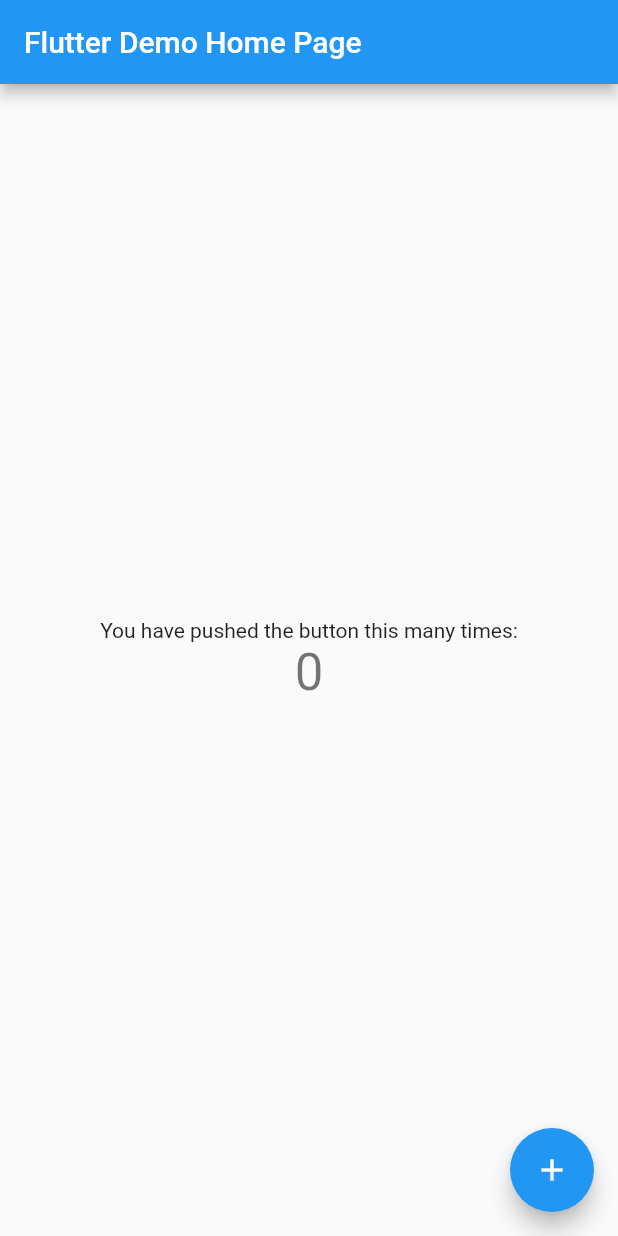
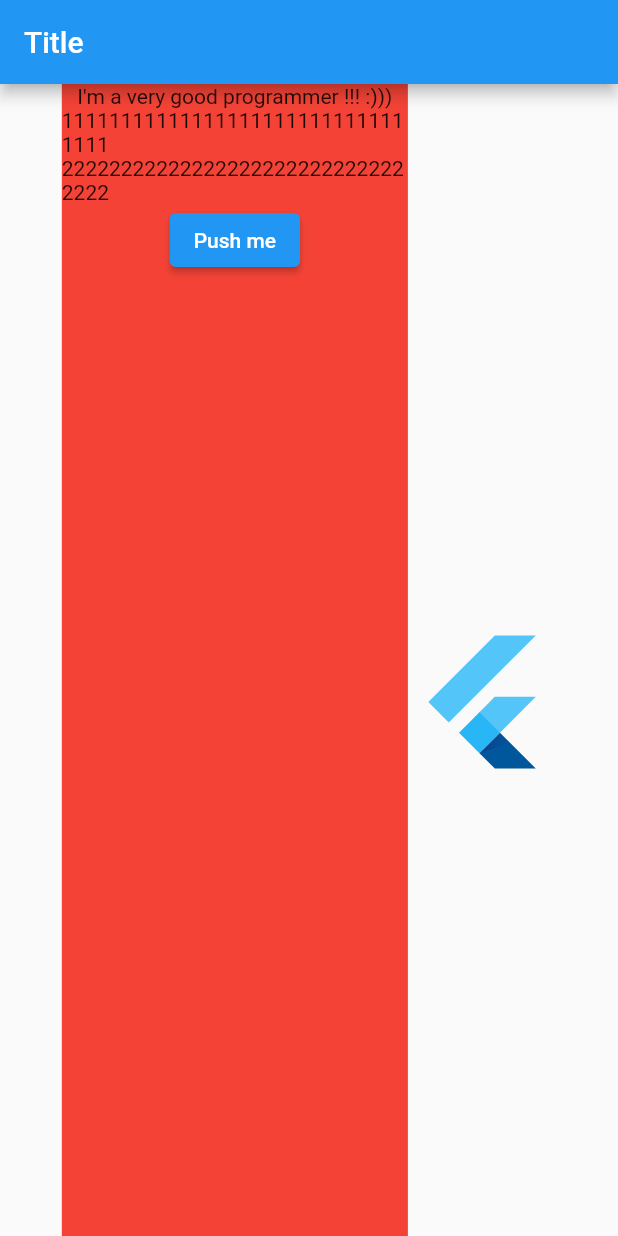
Before and after one commit to rubydenial/flutter_web, a Flutter app: the screen it shows after launch, on a phone screen of 412 x 824 dp. Run offline on Flutter 3.47's test engine with Material 2 defaults, Android fonts, the phone set to English and light mode, and no system bars.

Commit message:
add file desctop_view.dart

```diff
--- /dev/null
+++ b/lib/desctop/desctop_view.dart
@@ -0,0 +1,45 @@
+import 'package:flutter/material.dart';
+
+class DesctopView extends StatelessWidget {
+  const DesctopView({Key? key}) : super(key: key);
+
+  @override
+  Widget build(BuildContext context) {
+    final s = MediaQuery.of(context).size;
+    return Scaffold(
+      appBar: AppBar(
+        title: const Text('Title'),
+      ),
+      body: SingleChildScrollView(
+        child: Padding(
+          padding: EdgeInsets.symmetric(horizontal: s.width * 0.1),
+          child: Column(
+            children: <Widget>[
+              Row(
+                children: [
+                  Container(
+                    height: s.height,
+                    width: (s.width - (s.width * 0.2)) * 0.70,
+                    color: Colors.red,
+                    child: Column(
+                      children: [
+                        const Text('I\'m a very good programmer !!! :)))'),
+                        const Text('111111111111111111111111111111111'),
+                        const Text('222222222222222222222222222222222'),
+                        ElevatedButton(
+                          child: const Text('Push me'),
+                          onPressed: () {},
+                        )
+                      ],
+                    ),
+                  ),
+                  FlutterLogo(size: (s.width - (s.width * 0.2)) * 0.30),
+                ],
+              ),
+            ],
+          ),
+        ),
+      ),
+    );
+  }
+}
--- a/lib/main.dart
+++ b/lib/main.dart
@@ -1,4 +1,5 @@
 import 'package:flutter/material.dart';
+import 'package:flutter_web/desctop/desctop_view.dart';
 
 void main() {
   runApp(const MyApp());
@@ -7,109 +8,15 @@ void main() {
 class MyApp extends StatelessWidget {
   const MyApp({Key? key}) : super(key: key);
 
-  // This widget is the root of your application.
   @override
   Widget build(BuildContext context) {
     return MaterialApp(
-      title: 'Flutter Demo',
+      title: 'Flutter Web App',
+      debugShowCheckedModeBanner: false,
       theme: ThemeData(
-        // This is the theme of your application.
-        //
-        // Try running your application with "flutter run". You'll see the
-        // application has a blue toolbar. Then, without quitting the app, try
-        // changing the primarySwatch below to Colors.green and then invoke
-        // "hot reload" (press "r" in the console where you ran "flutter run",
-        // or simply save your changes to "hot reload" in a Flutter IDE).
-        // Notice that the counter didn't reset back to zero; the application
-        // is not restarted.
-        primarySwatch: Colors.blue,
-      ),
-      home: const MyHomePage(title: 'Flutter Demo Home Page'),
+          primarySwatch: Colors.blue,
+          visualDensity: VisualDensity.adaptivePlatformDensity),
+      home: const DesctopView(),
     );
   }
 }
-
-class MyHomePage extends StatefulWidget {
-  const MyHomePage({Key? key, required this.title}) : super(key: key);
-
-  // This widget is the home page of your application. It is stateful, meaning
-  // that it has a State object (defined below) that contains fields that affect
-  // how it looks.
-
-  // This class is the configuration for the state. It holds the values (in this
-  // case the title) provided by the parent (in this case the App widget) and
-  // used by the build method of the State. Fields in a Widget subclass are
-  // always marked "final".
-
-  final String title;
-
-  @override
-  State<MyHomePage> createState() => _MyHomePageState();
-}
-
-class _MyHomePageState extends State<MyHomePage> {
-  int _counter = 0;
-
-  void _incrementCounter() {
-    setState(() {
-      // This call to setState tells the Flutter framework that something has
-      // changed in this State, which causes it to rerun the build method below
-      // so that the display can reflect the updated values. If we changed
-      // _counter without calling setState(), then the build method would not be
-      // called again, and so nothing would appear to happen.
-      _counter++;
-    });
-  }
-
-  @override
-  Widget build(BuildContext context) {
-    // This method is rerun every time setState is called, for instance as done
-    // by the _incrementCounter method above.
-    //
-    // The Flutter framework has been optimized to make rerunning build methods
-    // fast, so that you can just rebuild anything that needs updating rather
-    // than having to individually change instances of widgets.
-    return Scaffold(
-      appBar: AppBar(
-        // Here we take the value from the MyHomePage object that was created by
-        // the App.build method, and use it to set our appbar title.
-        title: Text(widget.title),
-      ),
-      body: Center(
-        // Center is a layout widget. It takes a single child and positions it
-        // in the middle of the parent.
-        child: Column(
-          // Column is also a layout widget. It takes a list of children and
-          // arranges them vertically. By default, it sizes itself to fit its
-          // children horizontally, and tries to be as tall as its parent.
-          //
-          // Invoke "debug painting" (press "p" in the console, choose the
-          // "Toggle Debug Paint" action from the Flutter Inspector in Android
-          // Studio, or the "Toggle Debug Paint" command in Visual Studio Code)
-          // to see the wireframe for each widget.
-          //
-          // Column has various properties to control how it sizes itself and
-          // how it positions its children. Here we use mainAxisAlignment to
-          // center the children vertically; the main axis here is the vertical
-          // axis because Columns are vertical (the cross axis would be
-          // horizontal).
-          mainAxisAlignment: MainAxisAlignment.center,
-          children: <Widget>[
-            const Text(
-              'You have pushed the button this many times:',
-            ),
-            Text(
-              '$_counter',
-              style: Theme.of(context).textTheme.headline4,
-            ),
-          ],
-        ),
-      ),
-      floatingActionButton: FloatingActionButton(
-        onPressed: _incrementCounter,
-        tooltip: 'Increment',
-        child: const Icon(Icons.add),
-      ), // This trailing comma makes auto-formatting nicer for build methods.
-    );
-  }
-}
```
